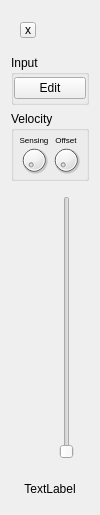
The window that src/ZMS/channel/channelstripwidget.ui (wtrsltnk/zynmusicstudio) describes before a commit, drawn with Qt 5.
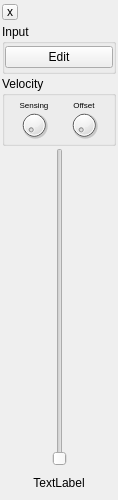
The same window after the commit.

What changed in the file:
```diff
--- a/src/ZMS/channel/channelstripwidget.ui
+++ b/src/ZMS/channel/channelstripwidget.ui
@@ -7,11 +7,11 @@
     <x>0</x>
     <y>0</y>
     <width>100</width>
-    <height>515</height>
+    <height>500</height>
    </rect>
   </property>
   <property name="sizePolicy">
-   <sizepolicy hsizetype="Minimum" vsizetype="Minimum">
+   <sizepolicy hsizetype="Minimum" vsizetype="Expanding">
     <horstretch>0</horstretch>
     <verstretch>0</verstretch>
    </sizepolicy>
@@ -24,7 +24,7 @@
   </property>
   <property name="maximumSize">
    <size>
-    <width>16777215</width>
+    <width>100</width>
     <height>16777215</height>
    </size>
   </property>
@@ -32,9 +32,42 @@
    <string>Form</string>
   </property>
   <layout class="QVBoxLayout" name="channelParts">
+   <property name="spacing">
+    <number>2</number>
+   </property>
+   <property name="sizeConstraint">
+    <enum>QLayout::SetMinimumSize</enum>
+   </property>
+   <property name="leftMargin">
+    <number>2</number>
+   </property>
+   <property name="topMargin">
+    <number>2</number>
+   </property>
+   <property name="rightMargin">
+    <number>2</number>
+   </property>
+   <property name="bottomMargin">
+    <number>2</number>
+   </property>
    <item>
     <widget class="QWidget" name="wClose" native="true">
      <layout class="QHBoxLayout" name="horizontalLayout_3">
+      <property name="spacing">
+       <number>0</number>
+      </property>
+      <property name="leftMargin">
+       <number>0</number>
+      </property>
+      <property name="topMargin">
+       <number>0</number>
+      </property>
+      <property name="rightMargin">
+       <number>0</number>
+      </property>
+      <property name="bottomMargin">
+       <number>0</number>
+      </property>
       <item>
        <widget class="QToolButton" name="btnClose">
         <property name="minimumSize">
@@ -240,6 +273,21 @@
    <item>
     <widget class="QWidget" name="widget" native="true">
      <layout class="QHBoxLayout" name="horizontalLayout_2">
+      <property name="spacing">
+       <number>2</number>
+      </property>
+      <property name="leftMargin">
+       <number>0</number>
+      </property>
+      <property name="topMargin">
+       <number>0</number>
+      </property>
+      <property name="rightMargin">
+       <number>0</number>
+      </property>
+      <property name="bottomMargin">
+       <number>0</number>
+      </property>
       <item>
        <widget class="QWidget" name="vuLeft" native="true">
         <property name="minimumSize">
```
